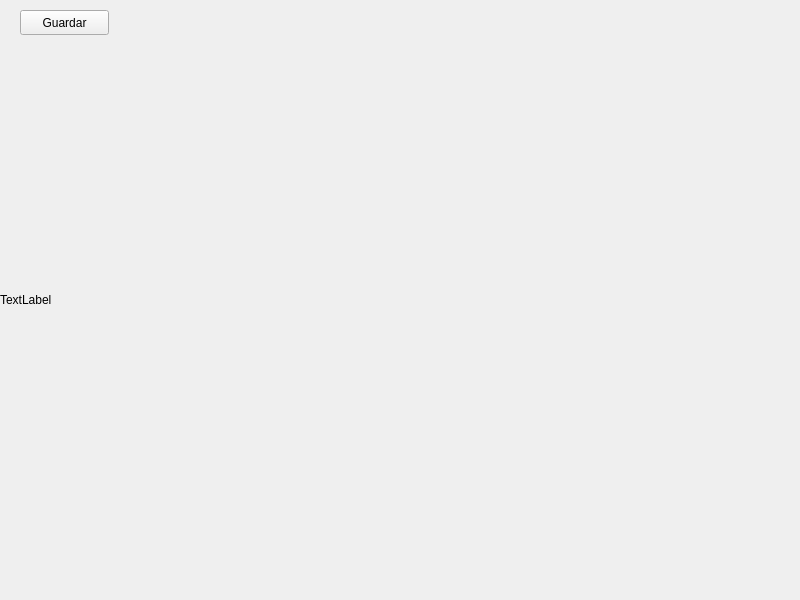
esmarr58/qt-basic-examples, file ejemplo5-11a13/mainwindow.ui: the form before one commit.
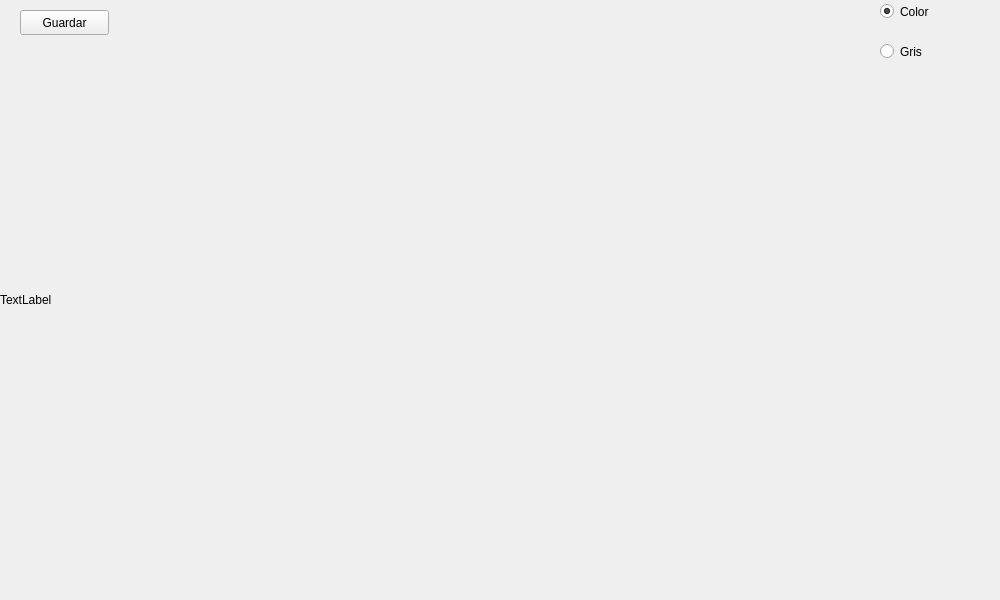
The form after the commit.

Diff of the .ui file:
```diff
--- a/ejemplo5-11a13/mainwindow.ui
+++ b/ejemplo5-11a13/mainwindow.ui
@@ -6,7 +6,7 @@
    <rect>
     <x>0</x>
     <y>0</y>
-    <width>800</width>
+    <width>1000</width>
     <height>600</height>
    </rect>
   </property>
@@ -40,6 +40,35 @@
      <string>Guardar</string>
     </property>
    </widget>
+   <widget class="QRadioButton" name="radioButton">
+    <property name="geometry">
+     <rect>
+      <x>880</x>
+      <y>0</y>
+      <width>131</width>
+      <height>23</height>
+     </rect>
+    </property>
+    <property name="text">
+     <string>Color</string>
+    </property>
+    <property name="checked">
+     <bool>true</bool>
+    </property>
+   </widget>
+   <widget class="QRadioButton" name="radioButton_2">
+    <property name="geometry">
+     <rect>
+      <x>880</x>
+      <y>40</y>
+      <width>112</width>
+      <height>23</height>
+     </rect>
+    </property>
+    <property name="text">
+     <string>Gris</string>
+    </property>
+   </widget>
   </widget>
  </widget>
  <resources/>
```
